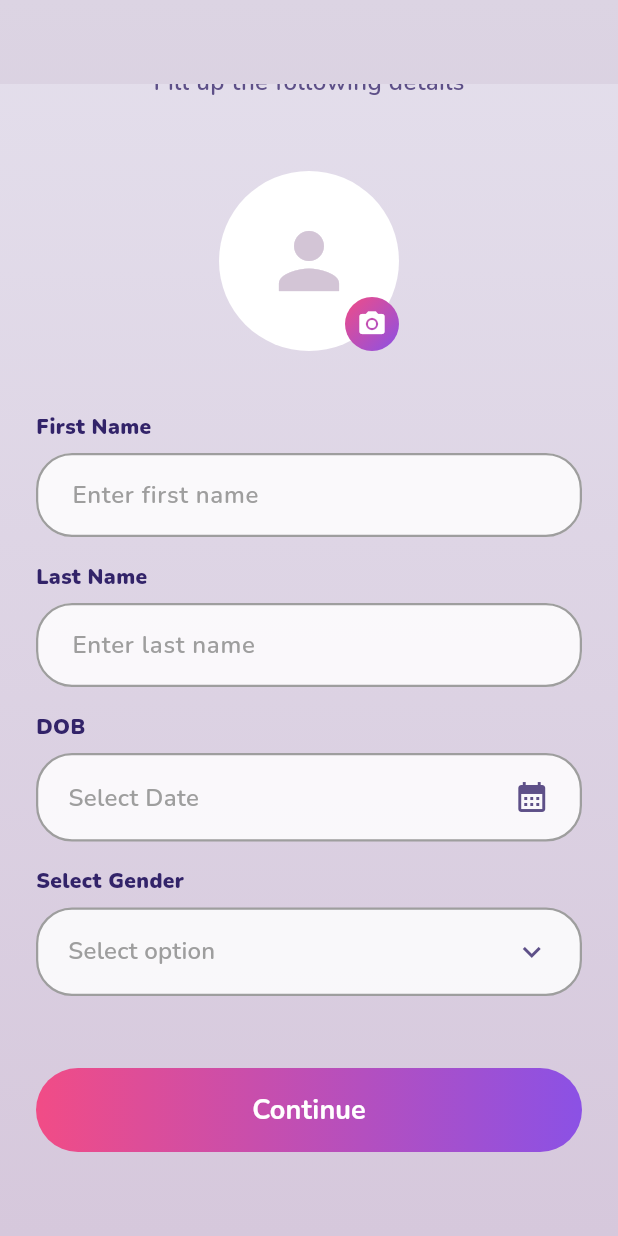
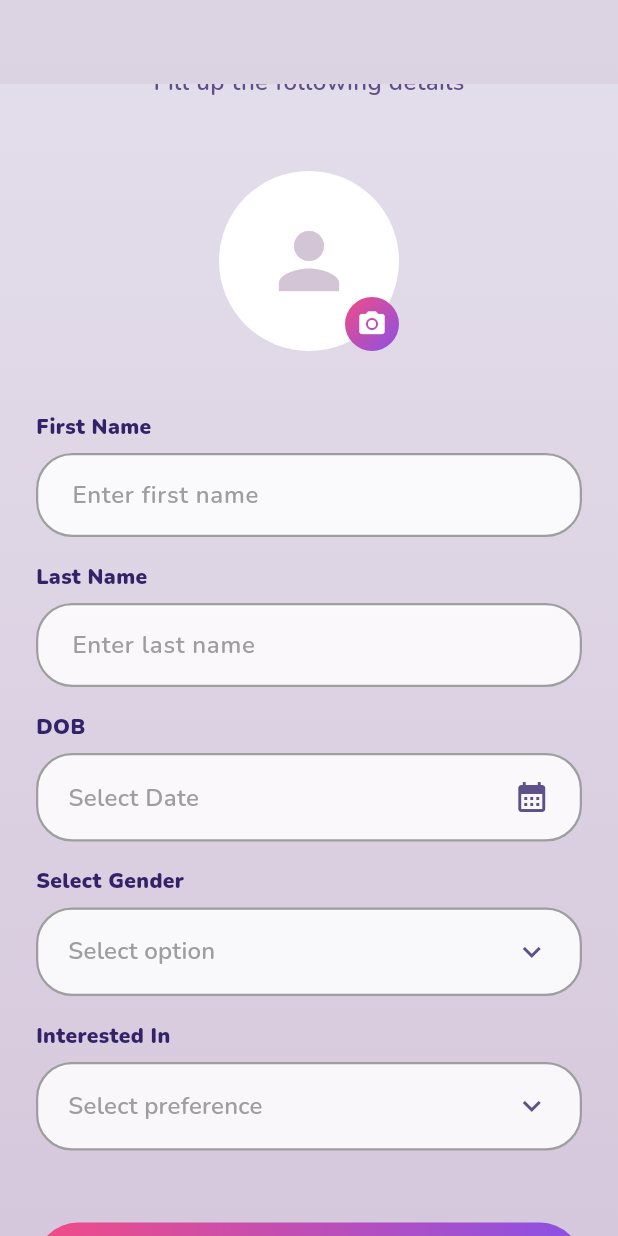
Before and after one commit to AVENTRAGOD/flareDatingApp, a Flutter app: the ProfileDetailsScreen screen opened directly with empty values, scrolled down 103 dp, on a phone screen of 412 x 824 dp. Run offline on Flutter 3.47's test engine with Material 3 defaults, Android fonts, the phone set to English and light mode, and no system bars; our stand-ins replace carousel_slider, device_preview, flutter_card_swiper, google_fonts, image_picker, sqflite and 2 more; accounts and stored records are empty; network calls fail.

Commit message:
feat: add mutual match heart button, user preferences filtering, and fix achievements stats

```diff
--- a/flare_dating_app/lib/screens/profile_details_screen.dart
+++ b/flare_dating_app/lib/screens/profile_details_screen.dart
@@ -25,6 +25,9 @@ class _ProfileDetailsScreenState extends State<ProfileDetailsScreen> {
   DateTime? _selectedDate;
   String? _selectedGender;
   final List<String> _genders = ['Male', 'Female', 'Other'];
+
+  String? _preferredGender;
+  final List<String> _preferredGenders = ['Men', 'Women', 'Everyone'];
 
   Uint8List? _avatarBytes;
   final ImagePicker _picker = ImagePicker();
@@ -82,6 +85,13 @@ class _ProfileDetailsScreenState extends State<ProfileDetailsScreen> {
         return;
       }
 
+      if (_preferredGender == null) {
+        ScaffoldMessenger.of(context).showSnackBar(
+          const SnackBar(content: Text('Please select who you are interested in')),
+        );
+        return;
+      }
+
       // Show loading indicator
       showDialog(
         context: context,
@@ -111,6 +121,7 @@ class _ProfileDetailsScreenState extends State<ProfileDetailsScreen> {
           'last_name': _lastNameController.text,
           'dob': _selectedDate!.toIso8601String(),
           'gender': _selectedGender,
+          'preferred_gender': _preferredGender,
           'avatar_path': avatarUrl,
         };
 
@@ -414,6 +425,58 @@ class _ProfileDetailsScreenState extends State<ProfileDetailsScreen> {
                             ),
                           ),
                         ),
+                        const SizedBox(height: 16),
+
+                        Text(
+                          'Interested In',
+                          style: GoogleFonts.nunito(
+                            fontSize: 14,
+                            fontWeight: FontWeight.w900,
+                            color: const Color(0xFF322369),
+                          ),
+                        ),
+                        const SizedBox(height: 8),
+                        Container(
+                          padding: const EdgeInsets.symmetric(horizontal: 20, vertical: 4),
+                          decoration: BoxDecoration(
+                            color: Colors.white.withOpacity(0.85),
+                            borderRadius: BorderRadius.circular(24),
+                            border: Border.all(color: Colors.grey, width: 1.5),
+                          ),
+                          child: DropdownButtonHideUnderline(
+                            child: DropdownButton<String>(
+                              isExpanded: true,
+                              value: _preferredGender,
+                              hint: Text(
+                                'Select preference',
+                                style: GoogleFonts.nunito(
+                                  color: Colors.grey[500],
+                                  fontSize: 16,
+                                  fontWeight: FontWeight.w600,
+                                ),
+                              ),
+                              icon: const Icon(Icons.keyboard_arrow_down, color: Color(0xFF5E5088)),
+                              items: _preferredGenders.map((String value) {
+                                return DropdownMenuItem<String>(
+                                  value: value,
+                                  child: Text(
+                                    value,
+                                    style: GoogleFonts.nunito(
+                                      fontWeight: FontWeight.bold,
+                                      fontSize: 16,
+                                      color: const Color(0xFF322369),
+                                    ),
+                                  ),
+                                );
+                              }).toList(),
+                              onChanged: (newValue) {
+                                setState(() {
+                                  _preferredGender = newValue;
+                                });
+                              },
+                            ),
+                          ),
+                        ),
                         const SizedBox(height: 48),
                       ],
                     ),
```
Also changed, not shown: flare_dating_app/lib/screens/discover_screen.dart (+42 -0 lines), flare_dating_app/lib/services/database_service.dart (+29 -4 lines), flare_dating_app/test_stats.dart (added, +20 -0 lines).
